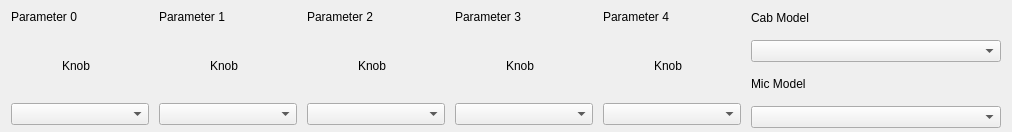
Old version of the form ui/cab.ui in the repository StarAurryon/lpedit.
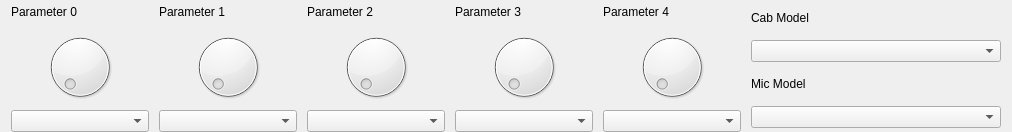
New version of the form.

What changed in the file:
```diff
--- a/ui/cab.ui
+++ b/ui/cab.ui
@@ -74,19 +74,7 @@
       </item>
       <item>
        <widget class="QWidget" name="param0Mid" native="true">
-        <property name="minimumSize">
-         <size>
-          <width>0</width>
-          <height>52</height>
-         </size>
-        </property>
-        <property name="maximumSize">
-         <size>
-          <width>16777215</width>
-          <height>52</height>
-         </size>
-        </property>
-        <layout class="QGridLayout" name="gridLayout_4">
+        <layout class="QGridLayout" name="gridLayout">
          <property name="leftMargin">
           <number>0</number>
          </property>
@@ -103,23 +91,7 @@
           <number>0</number>
          </property>
          <item row="0" column="0">
-          <widget class="QLabel" name="param0Knob">
-           <property name="minimumSize">
-            <size>
-             <width>35</width>
-             <height>35</height>
-            </size>
-           </property>
-           <property name="maximumSize">
-            <size>
-             <width>35</width>
-             <height>35</height>
-            </size>
-           </property>
-           <property name="text">
-            <string>Knob</string>
-           </property>
-          </widget>
+          <widget class="QDial" name="param0Knob"/>
          </item>
         </layout>
        </widget>
@@ -182,19 +154,7 @@
       </item>
       <item>
        <widget class="QWidget" name="param1Mid" native="true">
-        <property name="minimumSize">
-         <size>
-          <width>0</width>
-          <height>52</height>
-         </size>
-        </property>
-        <property name="maximumSize">
-         <size>
-          <width>16777215</width>
-          <height>52</height>
-         </size>
-        </property>
-        <layout class="QGridLayout" name="gridLayout">
+        <layout class="QGridLayout" name="gridLayout_4">
          <property name="leftMargin">
           <number>0</number>
          </property>
@@ -211,23 +171,7 @@
           <number>0</number>
          </property>
          <item row="0" column="0">
-          <widget class="QLabel" name="param1Knob">
-           <property name="minimumSize">
-            <size>
-             <width>35</width>
-             <height>35</height>
-            </size>
-           </property>
-           <property name="maximumSize">
-            <size>
-             <width>35</width>
-             <height>35</height>
-            </size>
-           </property>
-           <property name="text">
-            <string>Knob</string>
-           </property>
-          </widget>
+          <widget class="QDial" name="param1Knob"/>
          </item>
         </layout>
        </widget>
@@ -287,19 +231,7 @@
       </item>
       <item>
        <widget class="QWidget" name="param2Mid" native="true">
-        <property name="minimumSize">
-         <size>
-          <width>0</width>
-          <height>52</height>
-         </size>
-        </property>
-        <property name="maximumSize">
-         <size>
-          <width>16777215</width>
-          <height>52</height>
-         </size>
-        </property>
-        <layout class="QGridLayout" name="gridLayout_2">
+        <layout class="QGridLayout" name="gridLayout_3">
          <property name="leftMargin">
           <number>0</number>
          </property>
@@ -316,23 +248,7 @@
           <number>0</number>
          </property>
          <item row="0" column="0">
-          <widget class="QLabel" name="param2Knob">
-           <property name="minimumSize">
-            <size>
-             <width>35</width>
-             <height>35</height>
-            </size>
-           </property>
-           <property name="maximumSize">
-            <size>
-             <width>35</width>
-             <height>35</height>
-            </size>
-           </property>
-           <property name="text">
-            <string>Knob</string>
-           </property>
-          </widget>
+          <widget class="QDial" name="param2Knob"/>
          </item>
         </layout>
        </widget>
@@ -392,19 +308,7 @@
       </item>
       <item>
        <widget class="QWidget" name="param3Mid" native="true">
-        <property name="minimumSize">
-         <size>
-          <width>0</width>
-          <height>52</height>
-         </size>
-        </property>
-        <property name="maximumSize">
-         <size>
-          <width>16777215</width>
-          <height>52</height>
-         </size>
-        </property>
-        <layout class="QGridLayout" name="gridLayout_3">
+        <layout class="QGridLayout" name="gridLayout_2">
          <property name="leftMargin">
           <number>0</number>
          </property>
@@ -421,23 +325,7 @@
           <number>0</number>
          </property>
          <item row="0" column="0">
-          <widget class="QLabel" name="param3Knob">
-           <property name="minimumSize">
-            <size>
-             <width>35</width>
-             <height>35</height>
-            </size>
-           </property>
-           <property name="maximumSize">
-            <size>
-             <width>35</width>
-             <height>35</height>
-            </size>
-           </property>
-           <property name="text">
-            <string>Knob</string>
-           </property>
-          </widget>
+          <widget class="QDial" name="param3Knob"/>
          </item>
         </layout>
        </widget>
@@ -497,18 +385,6 @@
       </item>
       <item>
        <widget class="QWidget" name="param4Mid" native="true">
-        <property name="minimumSize">
-         <size>
-          <width>0</width>
-          <height>52</height>
-         </size>
-        </property>
-        <property name="maximumSize">
-         <size>
-          <width>16777215</width>
-          <height>52</height>
-         </size>
-        </property>
         <layout class="QGridLayout" name="gridLayout_5">
          <property name="leftMargin">
           <number>0</number>
@@ -526,23 +402,7 @@
           <number>0</number>
          </property>
          <item row="0" column="0">
-          <widget class="QLabel" name="param4Knob">
-           <property name="minimumSize">
-            <size>
-             <width>35</width>
-             <height>35</height>
-            </size>
-           </property>
-           <property name="maximumSize">
-            <size>
-             <width>35</width>
-             <height>35</height>
-            </size>
-           </property>
-           <property name="text">
-            <string>Knob</string>
-           </property>
-          </widget>
+          <widget class="QDial" name="param4Knob"/>
          </item>
         </layout>
        </widget>
```
